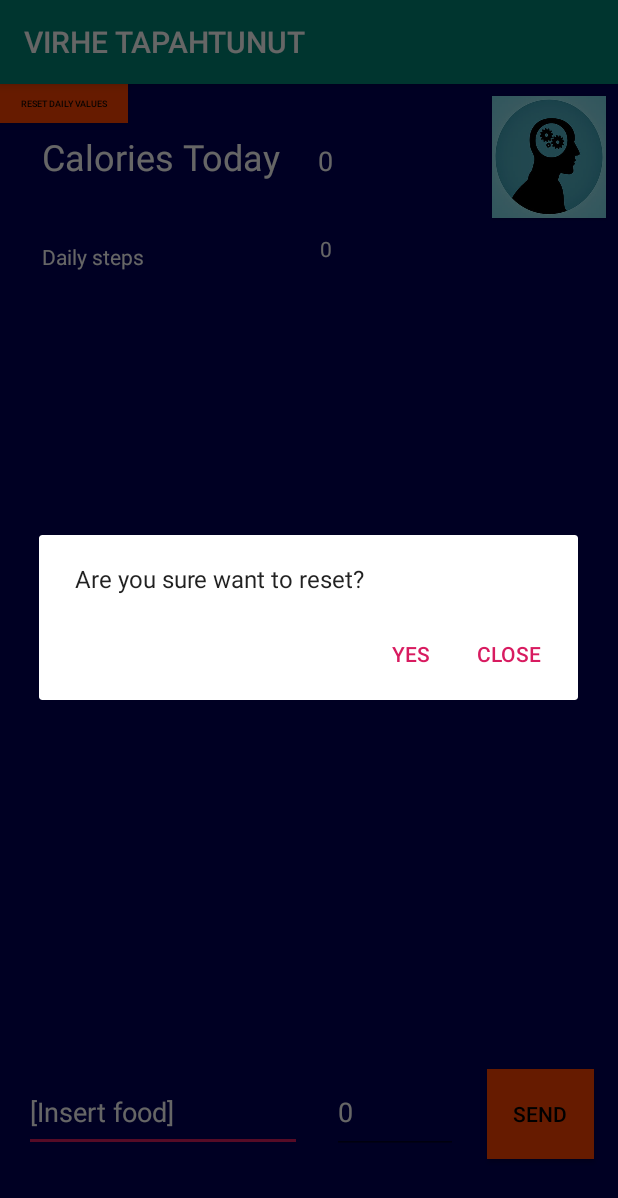
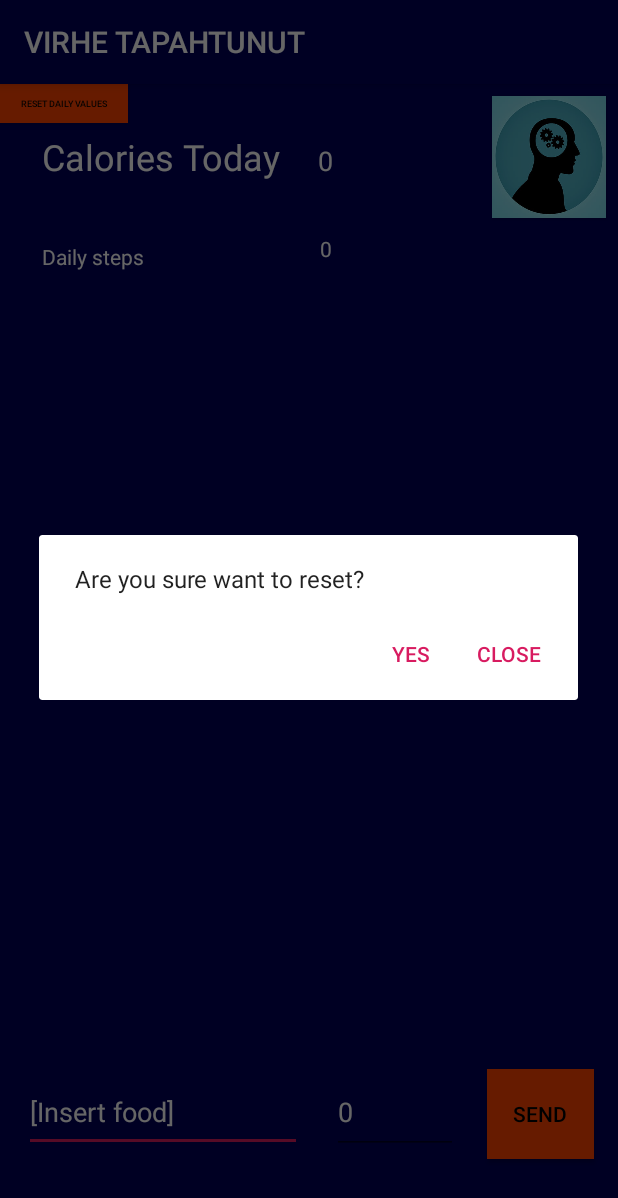
Before and after one commit to Diakko/JustEatIt, an Android app: the screen it shows after launch (MainActivity), after a tap on "RESET DAILY VALUES", on a phone screen of 412 x 824 dp. Shown: the top 1198 px of the screen. Run offline under Robolectric (Android 15) with nearby library versions, the phone set to English and light mode, and no system bars; 2 other taps on this screen came first.

```diff
--- a/app/src/main/res/values/colors.xml
+++ b/app/src/main/res/values/colors.xml
@@ -7,4 +7,5 @@
     <color name="buttonBackground">#FF4400</color>
     <color name="textColor">#000000</color>
     <color name="whiteText">#FFFFFF</color>
+    <color name="backgroundColorDark">#00006f</color>
 </resources>
--- a/app/src/main/res/values/styles.xml
+++ b/app/src/main/res/values/styles.xml
@@ -3,8 +3,8 @@
     <!-- Base application theme. -->
     <style name="AppTheme" parent="Theme.AppCompat.Light.DarkActionBar">
         <!-- Customize your theme here. -->
-        <item name="colorPrimary">@color/colorPrimary</item>
-        <item name="colorPrimaryDark">@color/colorPrimaryDark</item>
+        <item name="colorPrimary">@color/backgroundColor</item>
+        <item name="colorPrimaryDark">@color/backgroundColorDark</item>
         <item name="colorAccent">@color/colorAccent</item>
     </style>
 
```
